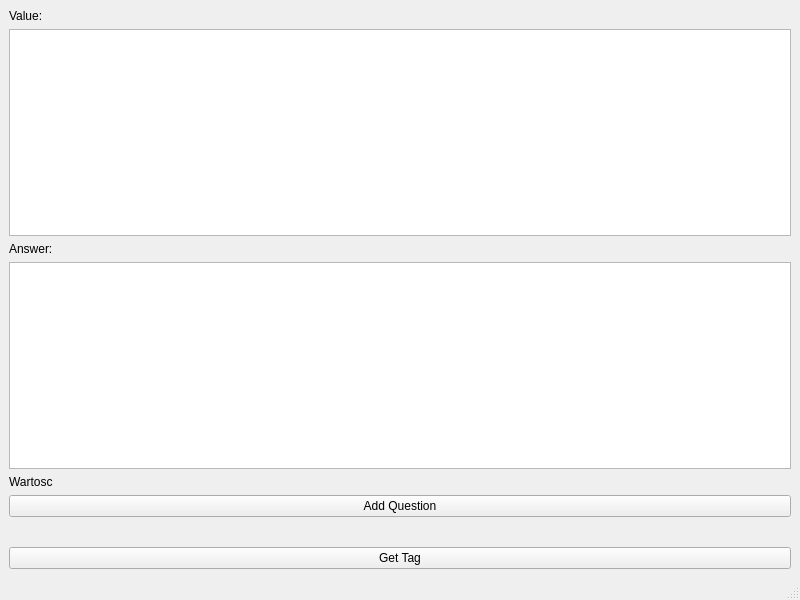
This is mainwindow.ui in ArkadiuszStanislawLega/Flashcards_Qt as Qt 5 draws it before an edit. The edited form follows.
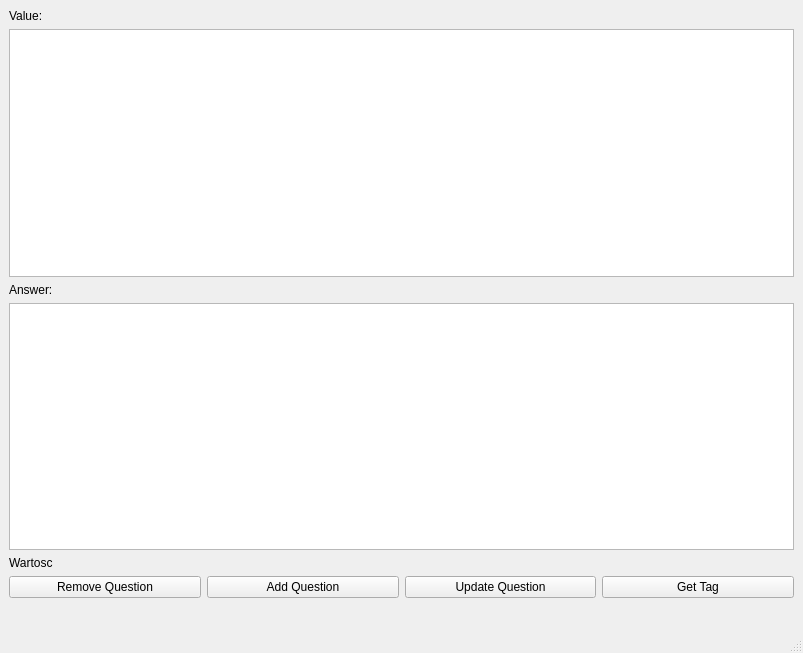
This is the edited form.

Commit message: Update main view - added update and remove question.

The edit to the form file:
```diff
--- a/mainwindow.ui
+++ b/mainwindow.ui
@@ -6,8 +6,8 @@
    <rect>
     <x>0</x>
     <y>0</y>
-    <width>800</width>
-    <height>600</height>
+    <width>803</width>
+    <height>653</height>
    </rect>
   </property>
   <property name="windowTitle">
@@ -35,7 +35,7 @@
     <item>
      <widget class="QTextEdit" name="te_question_answer"/>
     </item>
-    <item alignment="Qt::AlignLeft|Qt::AlignVCenter">
+    <item>
      <widget class="QLabel" name="l_output">
       <property name="text">
        <string>Wartosc</string>
@@ -43,6 +43,15 @@
      </widget>
     </item>
     <item>
+     <layout class="QHBoxLayout" name="horizontalLayout_2">
+      <item>
+       <widget class="QPushButton" name="b_remove_question">
+        <property name="text">
+         <string>Remove Question</string>
+        </property>
+       </widget>
+      </item>
+      <item>
      <widget class="QPushButton" name="b_add_question">
       <property name="text">
        <string>Add Question</string>
@@ -50,8 +59,10 @@
      </widget>
     </item>
     <item>
-     <widget class="QFrame" name="horizontalFrame">
-      <layout class="QHBoxLayout" name="horizontalLayout"/>
+       <widget class="QPushButton" name="b_update_question">
+        <property name="text">
+         <string>Update Question</string>
+        </property>
      </widget>
     </item>
     <item>
@@ -62,6 +73,13 @@
      </widget>
     </item>
    </layout>
+    </item>
+    <item>
+     <widget class="QFrame" name="horizontalFrame">
+      <layout class="QHBoxLayout" name="horizontalLayout"/>
+     </widget>
+    </item>
+   </layout>
   </widget>
   <widget class="QMenuBar" name="menubar">
    <property name="geometry">
```
Left out of the diff: 2 changed lines with no effect on the pictures. Lines whose indentation alone changed are shown as unchanged. The commit also changes 2 other files.
